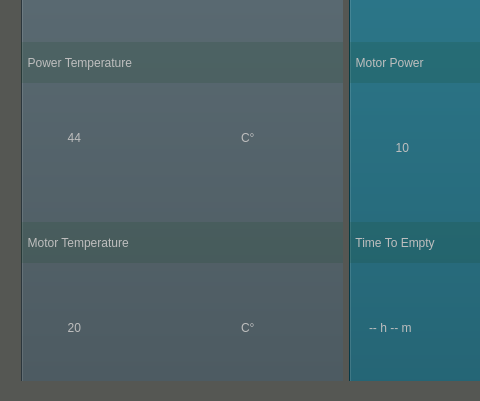
GiovanniRaseraF/santoka_qt, file apps/huracanXsantoka/mainwindow.ui: the form before one commit; both pictures show x 0 to 480 and y 199 to 600 of the 1010 by 600 pixel window.
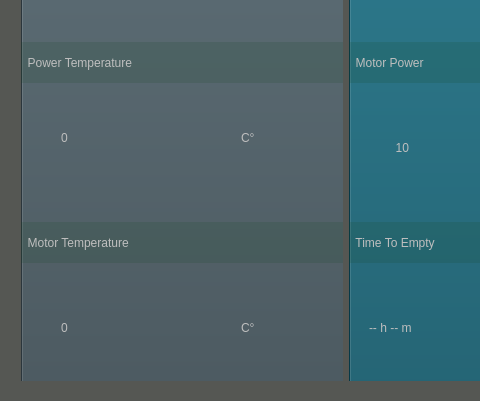
The form after the commit. Icons and pictures are not drawn.

Commit message: fix: fix power temperature

The edit to the form file:
```diff
--- a/apps/huracanXsantoka/mainwindow.ui
+++ b/apps/huracanXsantoka/mainwindow.ui
@@ -125,7 +125,7 @@
 font: 50pt &quot;Ubuntu&quot;;</string>
           </property>
           <property name="text">
-           <string>  44</string>
+           <string>0</string>
           </property>
          </widget>
          <widget class="QLabel" name="label_5">
@@ -211,7 +211,7 @@
 font: 50pt &quot;Ubuntu&quot;;</string>
           </property>
           <property name="text">
-           <string>  20</string>
+           <string>0</string>
           </property>
          </widget>
          <widget class="QLabel" name="label_10">
```
The commit also changes 1 other file.
